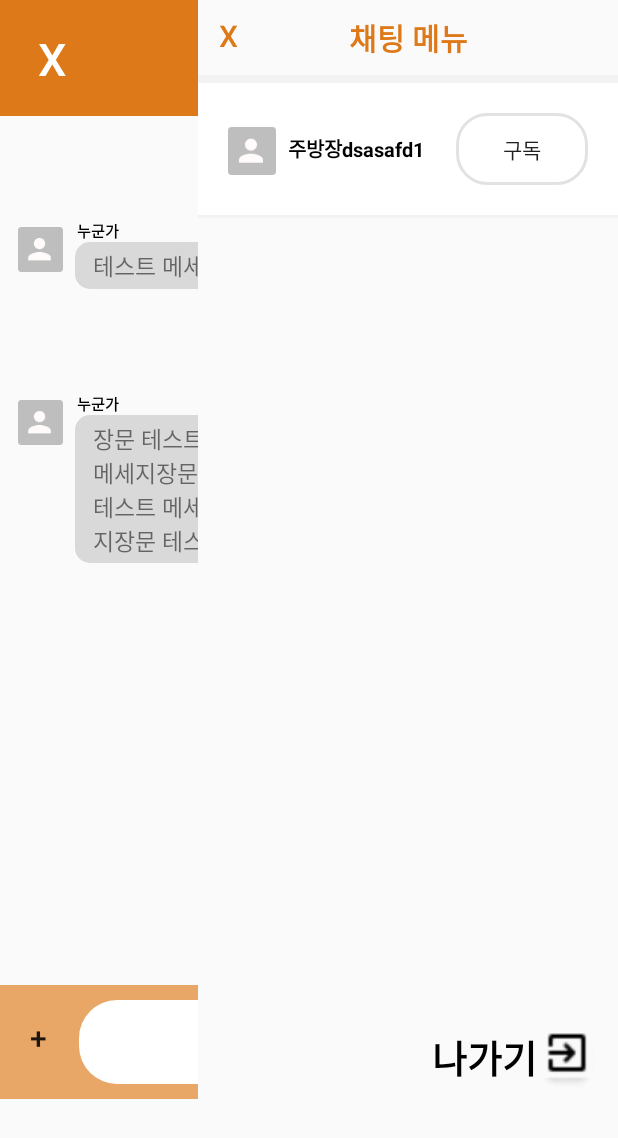
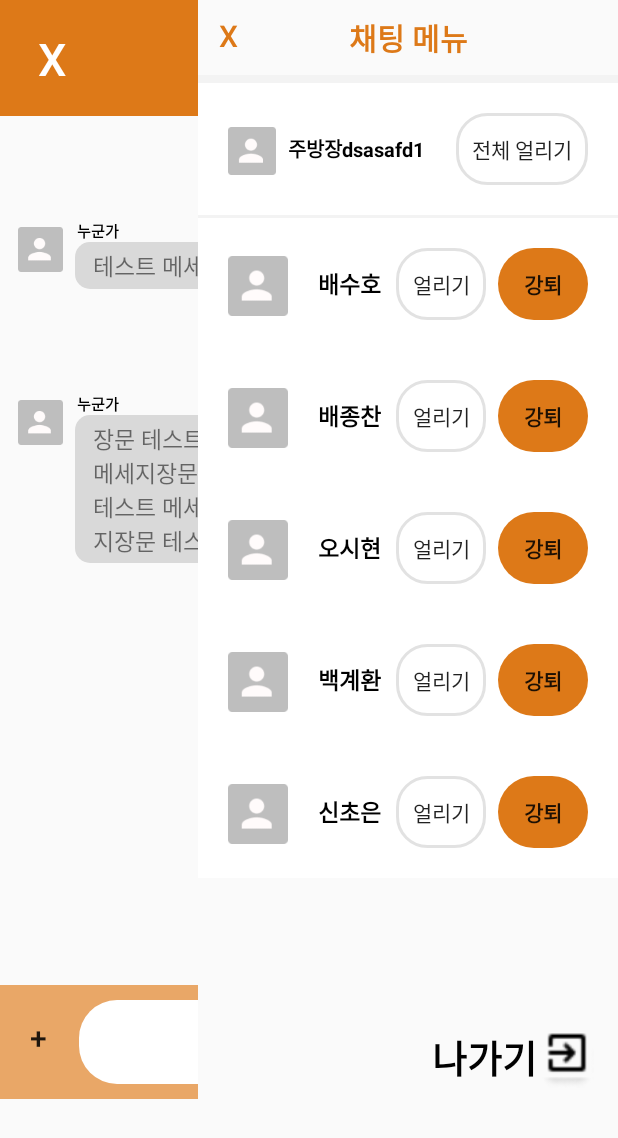
Before and after one commit to CHOI97/Chatting-Bar-Android-Firebase, an Android app: the RoomActivity screen opened directly, with no data from a screen before it, after a tap on an icon or button, on a phone screen of 412 x 824 dp. Shown: the top 1138 px of the screen. Run offline under Robolectric (Android 15) with nearby library versions, the phone set to English and light mode, and no system bars.

```diff
--- a/app/src/main/java/com/osh/chatting_bar_android/PW_find.java
+++ b/app/src/main/java/com/osh/chatting_bar_android/PW_find.java
@@ -41,6 +41,8 @@ public class PW_find extends AppCompatActivity {
         PW.setOnClickListener(new View.OnClickListener() {
             @Override
             public void onClick(View v) {
+                Intent intent = new Intent(getApplicationContext(), RoomActivity.class);
+                startActivity(intent);
 //                EditText name_input = findViewById(R.id.name_input);
 //                EditText email_input = findViewById(R.id.email_input);
 //                emailSender emailSender = new emailSender("osh000308@gmail.com", "dndswyvsevefbfqn"); //이메일 생성
--- a/app/src/main/java/com/osh/chatting_bar_android/RoomActivity.java
+++ b/app/src/main/java/com/osh/chatting_bar_android/RoomActivity.java
@@ -8,6 +8,7 @@ import android.view.View;
 import android.widget.Button;
 import android.widget.EditText;
 import android.widget.ImageButton;
+import android.widget.LinearLayout;
 import android.widget.TextView;
 import android.widget.Toast;
 
@@ -31,13 +32,15 @@ import retrofit2.Response;
 
 public class RoomActivity extends AppCompatActivity {
     private MessagesRecyclerViewAdapter MessagesRecyclerViewAdapter;
-
+    private RoomMemberRecyclerViewAdapter RoomMemberRecyclerViewAdapter;
     ChatRoomInformation information;
+    Boolean isHost;
 
     @Override
     protected void onCreate(Bundle savedInstanceState) {
         super.onCreate(savedInstanceState);
         setContentView(R.layout.activity_room);
+        isHost = Boolean.TRUE;
 
         Intent intent = getIntent();
         if (intent.getLongExtra("RoomID", 0) != 0) {
@@ -72,6 +75,7 @@ public class RoomActivity extends AppCompatActivity {
         InitChatting();
     }
 
+//    채팅 리사이클러뷰 불러오기
     protected void InitChatting(){
         RecyclerView recyclerView = findViewById(R.id.chatting_recyclerView);
 
@@ -79,7 +83,16 @@ public class RoomActivity extends AppCompatActivity {
         recyclerView.setAdapter(MessagesRecyclerViewAdapter);
         recyclerView.setHasFixedSize(true);
         recyclerView.setLayoutManager(new LinearLayoutManager(this));
+    }
 
+    //방 참여자 불러오기
+    protected void InitMemberList(){
+
+        RecyclerView recyclerView = findViewById(R.id.member_recyclerView);
+        RoomMemberRecyclerViewAdapter = new RoomMemberRecyclerViewAdapter(this, getMemberList(),isHost);
+        recyclerView.setAdapter(RoomMemberRecyclerViewAdapter);
+        recyclerView.setHasFixedSize(true);
+        recyclerView.setLayoutManager(new LinearLayoutManager(this));
     }
 
     protected void InitBtn(){
@@ -123,17 +136,57 @@ public class RoomActivity extends AppCompatActivity {
         TextView RoomTitle = findViewById(R.id.room_name);
         RoomTitle.setText("test");
 
-        Button alarm_btn = findViewById(R.id.menu_button);
+//      메뉴 버튼
+        Button menu_btn = findViewById(R.id.menu_button);
         NavigationView navigationView = findViewById(R.id.roomMenu_drawerLayout);
         navigationView.setVisibility(View.INVISIBLE);
-
-        alarm_btn.setOnClickListener(new View.OnClickListener() {
+        menu_btn.setOnClickListener(new View.OnClickListener() {
             @Override
             public void onClick(View v) {
-//                InitMemberList();
-                navigationView.setVisibility(View.VISIBLE);
+              InitMemberList();
+              navigationView.setVisibility(View.VISIBLE);
             }
         });
+
+//        네비게이션뷰 닫기 버튼
+        Button menuExit_btn = findViewById(R.id.roomMenuExit_button);
+        menuExit_btn.setOnClickListener(new View.OnClickListener(){
+            @Override
+            public void onClick(View v) {
+                navigationView.setVisibility(View.INVISIBLE);
+            }
+        });
+
+//        네비게이션뷰 방나가기 버튼
+        LinearLayout roomExit = findViewById(R.id.room_exit_button);
+        roomExit.setOnClickListener(new View.OnClickListener() {
+            @Override
+            public void onClick(View v) {
+                Intent intent = new Intent(getApplicationContext(), MainActivity.class);
+                startActivity(intent);
+            }
+        });
+        //네비게이션뷰 구독or 전체 얼리기 버튼
+        //방장일 때 구독 버튼 -> 전체 얼리기 버튼으로 변경
+        Button subscribeOrAllChatBan = findViewById(R.id.subscribeOrAllban_button);
+        if(isHost){
+            subscribeOrAllChatBan.setText("전체 얼리기");
+            subscribeOrAllChatBan.setOnClickListener(new View.OnClickListener() {
+                @Override
+                public void onClick(View v) {
+
+                }
+            });
+        }
+        //참여자일 경우 구독 버튼
+        else{
+            subscribeOrAllChatBan.setOnClickListener(new View.OnClickListener() {
+                @Override
+                public void onClick(View v) {
+
+                }
+            });
+        }
 
         //전송버튼
         Button send_button = findViewById(R.id.send_button);
@@ -154,7 +207,9 @@ public class RoomActivity extends AppCompatActivity {
     }
     private List<String> getMessageList() {
         return Arrays.asList("테스트 메세지 123", "테스트 메세지 456", "테스트 메세지 789", "장문 테스트 메세지장문 테스트 메세지장문 테스트 메세지장문 테스트 메세지장문 테스트 메세지장문 테스트 메세지", "장문 테스트 메세지장문 테스트 메세지장문 테스트 메세지장문 테스트 메세지장문 테스트 메세지장문 테스트 메세지장문 테스트 메세지장문 테스트 메세지장문 테스트 메세지장문 테스트 메세지장문 테스트 메세지장문 테스트 메세지장문 테스트 메세지");
-
+    }
+    private List<String> getMemberList(){
+        return Arrays.asList("배수호","배종찬","오시현","백계환","신초은");
     }
 
 }
--- /dev/null
+++ b/app/src/main/java/com/osh/chatting_bar_android/RoomMemberRecyclerViewAdapter.java
@@ -0,0 +1,76 @@
+package com.osh.chatting_bar_android;
+
+import android.app.Activity;
+import android.content.Context;
+import android.content.Intent;
+import android.view.LayoutInflater;
+import android.view.View;
+import android.view.ViewGroup;
+import android.widget.Button;
+import android.widget.LinearLayout;
+import android.widget.TextView;
+
+import androidx.annotation.NonNull;
+import androidx.recyclerview.widget.RecyclerView;
+
+import java.util.List;
+
+public class RoomMemberRecyclerViewAdapter extends RecyclerView.Adapter<RoomMemberRecyclerViewAdapter.MyViewHolder> {
+    private List<String> MemberList;
+    private Context context;
+    private boolean isHost;
+
+    public RoomMemberRecyclerViewAdapter(Context context, List<String> MemberList, boolean isHost) {
+        this.isHost = isHost;
+        this.MemberList = MemberList;
+        this.context = context;
+    }
+
+    @NonNull
+    @Override
+    public RoomMemberRecyclerViewAdapter.MyViewHolder onCreateViewHolder(@NonNull ViewGroup parent, int viewType) {
+        return new MyViewHolder(LayoutInflater.from(context).inflate(R.layout.menu_member_item, parent, false));
+    }
+
+    @Override
+    public void onBindViewHolder(@NonNull RoomMemberRecyclerViewAdapter.MyViewHolder holder, int position) {
+        holder.textView.setText(MemberList.get(position));
+    }
+
+    @Override
+    public int getItemCount() {
+        return MemberList.size();
+    }
+
+    public class MyViewHolder extends RecyclerView.ViewHolder {
+        TextView textView;
+
+        public MyViewHolder(@NonNull View itemView) {
+            super(itemView);
+            textView = itemView.findViewById(R.id.User_nickname_text);
+            Button ban = itemView.findViewById(R.id.ban_button);
+            Button chat_ban = itemView.findViewById(R.id.chatban_button);
+            //방장이 아닌 경우 버튼 지우기
+            if (!isHost) {
+                chat_ban.setVisibility(View.INVISIBLE);
+                ban.setVisibility(View.INVISIBLE);
+            }
+
+            //방장인 경우
+            else {
+                ban.setOnClickListener(new View.OnClickListener() {
+                    @Override
+                    public void onClick(View v) {
+
+                    }
+                });
+                chat_ban.setOnClickListener(new View.OnClickListener() {
+                    @Override
+                    public void onClick(View v) {
+
+                    }
+                });
+            }
+        }
+    }
+}
--- a/app/src/main/res/layout/activity_room.xml
+++ b/app/src/main/res/layout/activity_room.xml
@@ -75,7 +75,7 @@
                     android:orientation="horizontal">
 
                     <Button
-                        android:id="@+id/subscribe_button"
+                        android:id="@+id/subscribeOrAllban_button"
                         style="?android:attr/borderlessButtonStyle"
                         android:layout_width="wrap_content"
                         android:layout_height="wrap_content"
--- a/app/src/main/res/layout/menu_meber_item.xml
+++ b/app/src/main/res/layout/menu_member_item.xml
@@ -7,14 +7,14 @@
         android:padding="20dp">
 
         <ImageView
-            android:id="@+id/ChatLogUserProfile_img"
+            android:id="@+id/UserProfile_img"
             android:src="@drawable/ic_profileimg"
             android:layout_width="40dp"
             android:layout_height="40dp"
             android:layout_marginTop="5dp"/>
 
         <TextView
-            android:id="@+id/ChatLogHost_nickname_text"
+            android:id="@+id/User_nickname_text"
             android:layout_width="wrap_content"
             android:layout_height="wrap_content"
 
```
